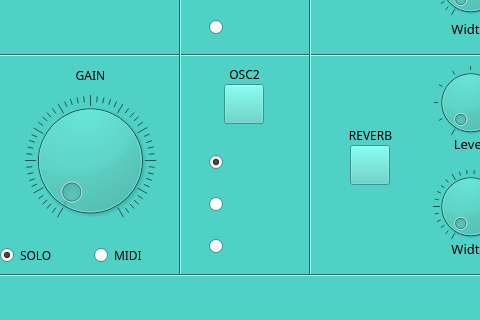
The window that QT/UI/MidiMizeForm.ui (MariovMesquita/MIDIMize) describes before a commit, drawn with Qt 5; both pictures show x 0 to 480 and y 165 to 485 of the 1024 by 600 pixel window.
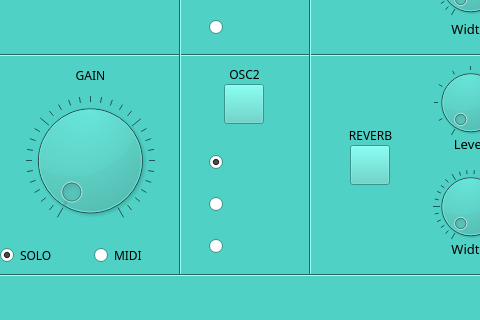
The same window after the commit. Icons and pictures are not drawn.

```diff
--- a/QT/UI/MidiMizeForm.ui
+++ b/QT/UI/MidiMizeForm.ui
@@ -1777,7 +1777,7 @@
       </rect>
      </property>
      <property name="maximum">
-      <number>100</number>
+      <number>30</number>
      </property>
      <property name="singleStep">
       <number>1</number>
```
